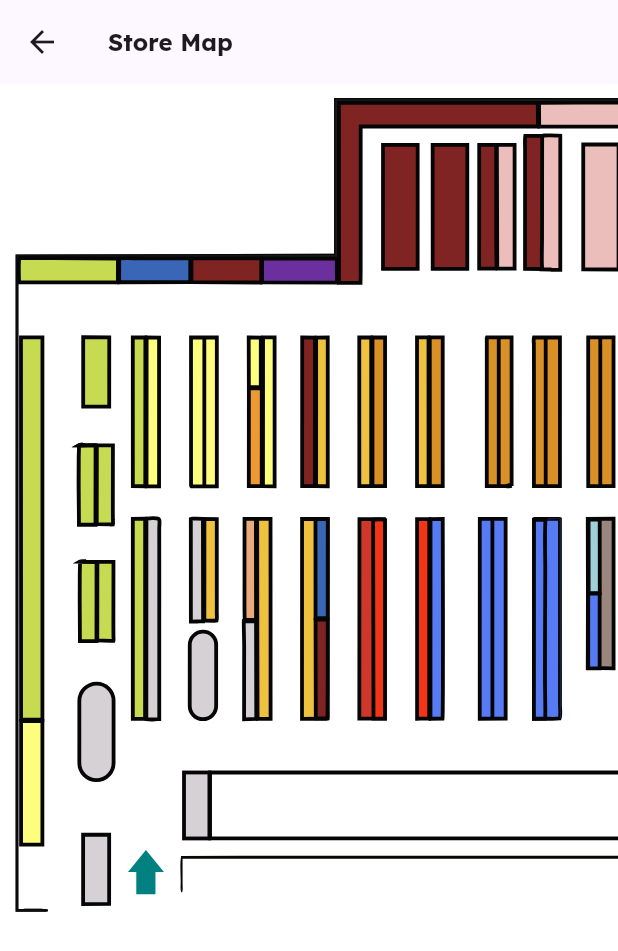
After one commit to Itope84/store_navigator, a Flutter app: the StoreMap screen opened directly, on a phone screen of 412 x 824 dp. The commit adds this screen. Shown: the top 951 px of the screen. Run offline on Flutter 3.47's test engine with Material 3 defaults, Android fonts, the phone set to English and light mode, and no system bars; our stand-ins replace flutter_svg, google_fonts, path_drawing; network calls fail.

```diff
--- a/lib/main.dart
+++ b/lib/main.dart
@@ -1,5 +1,6 @@
 import 'package:flutter/material.dart';
 import 'package:store_navigator/home.dart';
+import 'package:store_navigator/store_map.dart';
 import 'package:store_navigator/utils/theme.dart';
 import 'zoomable_map.dart';
 
--- /dev/null
+++ b/lib/store_map.dart
@@ -0,0 +1,95 @@
+import 'dart:developer';
+
+import 'package:flutter/material.dart';
+import 'package:flutter/services.dart';
+import 'package:flutter_svg/flutter_svg.dart';
+import 'package:flutter_svg/svg.dart';
+import 'package:store_navigator/utils/api/route.dart';
+import 'package:store_navigator/utils/floorplan_to_grid.dart';
+import 'package:store_navigator/widgets/map_painter.dart';
+import 'package:xml/xml.dart';
+
+class StoreMap extends StatefulWidget {
+  const StoreMap({super.key});
+
+  @override
+  State<StoreMap> createState() => _StoreMapState();
+}
+
+class _StoreMapState extends State<StoreMap> {
+  final String assetName = 'assets/floor_plan.svg';
+  final MAP_SCREEN_RATIO = 0.7;
+
+  // State variables
+  PictureInfo? picture;
+  bool isGeneratingRoute = false;
+  Grid? grid;
+
+  @override
+  void initState() {
+    super.initState();
+    init();
+  }
+
+  Future<void> init() async {
+    await loadSvg();
+
+    await fetchGrid();
+  }
+
+  Future<void> loadSvg() async {
+    final data = await DefaultAssetBundle.of(context).loadString(assetName);
+
+    final pictureInfo = await vg.loadPicture(SvgStringLoader(data), null);
+
+    setState(() {
+      picture = pictureInfo;
+    });
+  }
+
+  // TODO: these can all be moved out and simply take picture as a param
+  double _getWidgetHeight() {
+    return MediaQuery.of(context).size.height * MAP_SCREEN_RATIO;
+  }
+
+  double _getInitialScale() {
+    return (picture == null) ? 1.0 : _getWidgetHeight() / picture!.size.height;
+  }
+
+  EdgeInsets _getBoundaryMargin() {
+    if (picture == null) {
+      return EdgeInsets.zero;
+    }
+
+    double imageWidth = _getInitialScale() * picture!.size.width;
+
+    return EdgeInsets.only(
+        right: imageWidth - MediaQuery.of(context).size.width);
+  }
+
+  @override
+  Widget build(BuildContext context) {
+    return Scaffold(
+      appBar: AppBar(title: const Text('Store Map')),
+      body: Stack(
+        children: [
+          Container(
+              child: InteractiveViewer(
+            minScale: 1,
+            maxScale: 5,
+            boundaryMargin: _getBoundaryMargin(),
+            child: CustomPaint(
+              painter: picture == null
+                  ? null
+                  : MapPainter(
+                      picture: picture!, initialScale: _getInitialScale()),
+              child: Container(),
+            ),
+          )),
+          if (isGeneratingRoute)
+            Positioned(child: CircularProgressIndicator(), top: 16, right: 16)
+        ],
+      ),
+    );
+  }
+}
--- /dev/null
+++ b/lib/utils/data/shelf.dart
@@ -0,0 +1,29 @@
+class Shelf {
+  String? id;
+  String? mapNodeId;
+  String? name;
+  String? section;
+  String? storeId;
+
+  Shelf({this.id, this.mapNodeId, this.name, this.section, this.storeId});
+
+  Shelf.fromJson(Map<String, dynamic> json) {
+    id = json['id'];
+    mapNodeId = json['map_node_id'];
+    name = json['name'];
+    section = json['section'];
+    storeId = json['store_id'];
+  }
+
+  Map<String, dynamic> toJson() {
+    final Map<String, dynamic> data = new Map<String, dynamic>();
+
+    data['id'] = this.id;
+    data['map_node_id'] = this.mapNodeId;
+    data['name'] = this.name;
+    data['section'] = this.section;
+    data['store_id'] = this.storeId;
+
+    return data;
+  }
+}
--- /dev/null
+++ b/lib/utils/data/store.dart
@@ -0,0 +1,49 @@
+import 'package:store_navigator/utils/data/shelf.dart';
+
+class Store {
+  String? address;
+  String? floorPlan;
+  String? id;
+  String? logo;
+  String? name;
+
+  List<Shelf>? shelves;
+
+  Store(
+      {this.address,
+      this.floorPlan,
+      this.id,
+      this.logo,
+      this.name,
+      this.shelves});
+
+  Store.fromJson(Map<String, dynamic> json) {
+    address = json['address'];
+    floorPlan = json['floor_plan'];
+    id = json['id'];
+    logo = json['logo'];
+    name = json['name'];
+
+    if (json['shelves'] != null) {
+      shelves = <Shelf>[];
+      json['shelves'].forEach((v) {
+        shelves!.add(Shelf.fromJson(v));
+      });
+    }
+  }
+
+  Map<String, dynamic> toJson() {
+    final Map<String, dynamic> data = new Map<String, dynamic>();
+    data['address'] = address;
+    data['floor_plan'] = floorPlan;
+    data['id'] = id;
+    data['logo'] = logo;
+    data['name'] = name;
+
+    if (shelves != null) {
+      data['shelves'] = shelves!.map((v) => v.toJson()).toList();
+    }
+
+    return data;
+  }
+}
--- /dev/null
+++ b/lib/widgets/map_painter.dart
@@ -0,0 +1,52 @@
+import 'package:flutter/material.dart';
+import 'package:flutter_svg/flutter_svg.dart';
+import 'package:flutter_svg/svg.dart';
+
+class MapPainter extends CustomPainter {
+  final PictureInfo picture;
+  final double initialScale;
+  final List<Offset>? items;
+  final List<Offset>? route;
+
+  MapPainter(
+      {required this.picture,
+      required this.initialScale,
+      this.items,
+      this.route});
+
+  @override
+  void paint(Canvas canvas, Size size) {
+    canvas.save();
+
+    canvas.scale(initialScale);
+
+    // Draw the SVG
+    canvas.drawPicture(picture.picture);
+
+    // Draw items
+    Paint itemPaint = Paint()..color = Colors.red;
+    for (var item in items ?? []) {
+      canvas.drawCircle(item, 10.0 / initialScale, itemPaint);
+    }
+
+    if (route != null && route!.isNotEmpty) {
+      Paint routePaint = Paint()
+        ..color = Colors.blue
+        ..strokeWidth = 3.0 / initialScale
+        ..style = PaintingStyle.stroke;
+
+      Path path = Path()..moveTo(route![0].dx, route![0].dy);
+      for (var point in route!.skip(1)) {
+        path.lineTo(point.dx, point.dy);
+      }
+      canvas.drawPath(path, routePaint);
+    }
+
+    canvas.restore();
+  }
+
+  @override
+  bool shouldRepaint(covariant CustomPainter oldDelegate) {
+    return true;
+  }
+}
--- a/pubspec.yaml
+++ b/pubspec.yaml
@@ -40,6 +40,10 @@ dependencies:
   xml: ^6.5.0
   path_drawing: ^1.0.1
   svg_path_parser: ^1.1.2
+  collection: ^1.18.0
+  http: ^1.2.1
+  sqflite: ^2.3.3+1
+  path: ^1.9.0
 
 dev_dependencies:
   flutter_test:
@@ -66,6 +70,7 @@ flutter:
   # To add assets to your application, add an assets section, like this:
   assets:
     - assets/floor_plan.svg
+    - assets/floor_plan_mini.svg
     - assets/icons/home.svg
     - assets/icons/list.svg
     - assets/icons/store.svg
```
Also changed, not shown: lib/home.dart (+2 -38 lines), lib/utils/api/route.dart (added, +53 -0 lines), lib/utils/data/product.dart (added, +24 -0 lines), lib/utils/data/shopping_list.dart (added, +32 -0 lines), lib/utils/floorplan_to_grid.dart (+106 -7 lines), lib/widgets/bottom_nav.dart (added, +50 -0 lines), lib/zoomable_map.dart (+67 -29 lines), assets/floor_plan.svg, assets/floor_plan_mini.svg (added), pubspec.lock, 1 other file.
